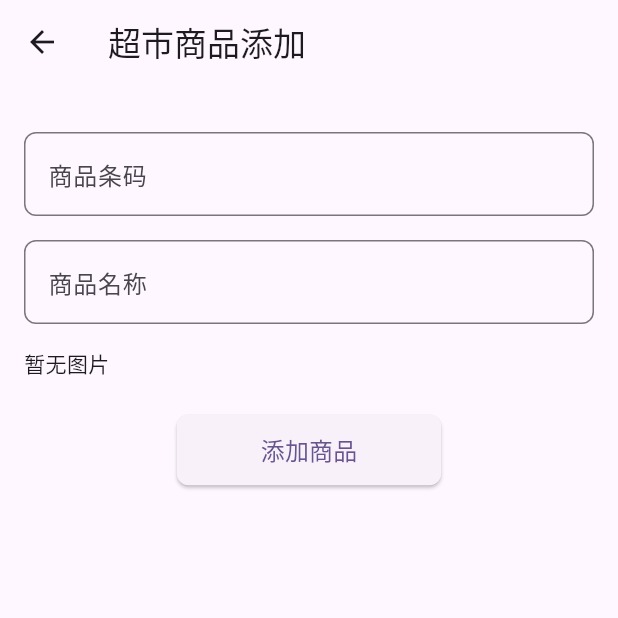
After one commit to oooldwei/app, a Flutter app: the HypermarketProductAddPage screen opened by its route, on a phone screen of 412 x 824 dp, the top half of it. The commit adds this screen. Run offline on Flutter 3.47's test engine with Material 3 defaults, Android fonts, the phone set to English and light mode, and no system bars; our stand-ins replace audioplayers, cookie_jar, dio, dio_cookie_manager, get, hive and 1 more; accounts and stored records are empty; network calls fail; statements that could not run were skipped; key blocks and very long unbroken strings in the code were emptied for the run.

Commit message:
优化页面

```diff
--- a/lib/api/bilibili.dart
+++ b/lib/api/bilibili.dart
@@ -2,7 +2,6 @@ import 'package:app/api/model/player_playurl.dart';
 import 'package:app/api/model/response.dart';
 import 'package:app/api/model/web_interface.dart';
 import 'package:app/core/http/request.dart';
-import 'package:app/core/util/logger.dart';
 
 class BilibiliApi {
   /// 查询bvid信息
--- a/lib/api/zhyx/product.dart
+++ b/lib/api/zhyx/product.dart
@@ -13,7 +13,7 @@ class ProductApi {
       queryParameters: params,
       data: data,
     );
-    return ServerResponse<dynamic>.fromJsonWithoutData(response);
+    return ServerResponse<dynamic>.fromJson(response);
   }
 
   static Future<ServerResponse<DataPage<Product>>> getProductList(
@@ -25,6 +25,7 @@ class ProductApi {
     );
     logger.i("坎坎坷坷: ${response.toString()}");
     return ServerResponse<DataPage<Product>>.fromJson(response,
-        (data) => DataPage.fromJson(data, (item) => Product.fromJson(item)));
+        fromJsonT: (data) =>
+            DataPage.fromJson(data, (item) => Product.fromJson(item)));
   }
 }
--- a/lib/core/http/config.dart
+++ b/lib/core/http/config.dart
@@ -1,7 +1,8 @@
 class HttpConfig {
   // static const serverApiUrl = 'https://api.bilibili.com';
-  // static const serverApiUrl = 'http://192.168.2.42:8888';
-  static const serverApiUrl = 'https://xtrack.cc';
+  static const serverApiUrl = 'http://192.168.2.42:8888';
+
+  // static const serverApiUrl = 'https://xtrack.cc';
 
   // static const serverApiUrl = 'http://172.20.10.3:8888';
   // static const serverApiUrl = 'http://192.168.1.19:8888';
--- a/lib/core/router/pages.dart
+++ b/lib/core/router/pages.dart
@@ -14,11 +14,12 @@ import 'package:app/view/system/profile/binding.dart';
 import 'package:app/view/system/profile/view.dart';
 import 'package:app/view/zhyx/hypermarket/binding.dart';
 import 'package:app/view/zhyx/hypermarket/view.dart';
-import 'package:app/view/zhyx/hypermarket/widget/add.dart';
-import 'package:app/view/zhyx/hypermarket/widget/detail.dart';
+import 'package:app/view/zhyx/hypermarket/widget/hypermarket_add.dart';
+import 'package:app/view/zhyx/hypermarket/widget/product_add.dart';
+import 'package:app/view/zhyx/hypermarket/widget/product_list.dart';
 import 'package:app/view/zhyx/product/binding.dart';
 import 'package:app/view/zhyx/product/view.dart';
-import 'package:app/view/zhyx/product/widget/add.dart';
+import 'package:app/view/zhyx/product/widget/product_add.dart';
 import 'package:flutter/material.dart';
 import 'package:get/get.dart';
 
@@ -77,8 +78,13 @@ class AppPages {
       binding: HypermarketBinding(),
     ),
     GetPage(
+      name: AppRoutes.hypermarketProductAdd,
+      page: () => const HypermarketProductAddPage(),
+      binding: HypermarketBinding(),
+    ),
+    GetPage(
       name: AppRoutes.hypermarketDetail,
-      page: () => const HypermarketDetailPage(),
+      page: () => const HypermarketProductListPage(),
       binding: HypermarketBinding(),
     ),
   ];
--- a/lib/core/router/routes.dart
+++ b/lib/core/router/routes.dart
@@ -14,5 +14,6 @@ class AppRoutes {
   static const productAdd = '/zhyx/product/add';
   static const hypermarket = '/zhyx/hypermarket';
   static const hypermarketAdd = '/zhyx/hypermarket/add';
+  static const hypermarketProductAdd = '/zhyx/hypermarket/product/add';
   static const hypermarketDetail = '/zhyx/hypermarket/detail';
 }
--- a/lib/view/login/controller.dart
+++ b/lib/view/login/controller.dart
@@ -1,5 +1,5 @@
 import 'package:app/api/base.dart';
-import 'package:app/api/model/base.dart';
+import 'package:app/api/model/system/login.dart';
 import 'package:app/core/router/routes.dart';
 import 'package:app/core/store/model/auth.dart';
 import 'package:app/core/store/store.dart';
--- a/lib/view/zhyx/hypermarket/state.dart
+++ b/lib/view/zhyx/hypermarket/state.dart
@@ -7,4 +7,6 @@ class HypermarketState {
       Rx<List<Hypermarket>>(List.empty(growable: true));
 
   Rx<List<Product>> productList = Rx<List<Product>>(List.empty(growable: true));
+  Rx<String> barcode = "".obs;
+  Rx<Product> product = Rx<Product>(Product());
 }
--- /dev/null
+++ b/lib/view/zhyx/hypermarket/widget/product_add.dart
@@ -0,0 +1,140 @@
+import 'package:app/view/zhyx/hypermarket/controller.dart';
+import 'package:flutter/material.dart';
+import 'package:get/get.dart';
+
+class HypermarketProductAddPage extends GetView<HypermarketController> {
+  const HypermarketProductAddPage({super.key});
+
+  @override
+  Widget build(BuildContext context) {
+    return Obx(() => GestureDetector(
+          onTap: () => FocusScope.of(context).unfocus(),
+          child: Scaffold(
+            appBar: AppBar(
+              title: const Text('超市商品添加'),
+            ),
+            body: Padding(
+              padding: const EdgeInsets.all(16.0),
+              child: SingleChildScrollView(
+                child: Form(
+                  key: controller.productAddFormKey,
+                  child: Column(
+                    crossAxisAlignment: CrossAxisAlignment.start,
+                    children: [
+                      // 这里的controller不能实时刷新了
+                      const SizedBox(height: 16.0),
+                      _buildTextFormField(
+                        controller: controller.barcodeController,
+                        labelText: '商品条码',
+                        validator: (value) {
+                          if (value == null || value.isEmpty) {
+                            return '请输入商品条码';
+                          }
+                          return null;
+                        },
+                      ),
+                      const SizedBox(height: 16.0),
+                      _buildTextFormField(
+                        controller: controller.nameController,
+                        labelText: '商品名称',
+                        validator: (value) {
+                          if (value == null || value.isEmpty) {
+                            return '请输入商品名称';
+                          }
+                          return null;
+                        },
+                      ),
+                      const SizedBox(height: 16.0),
+                      controller.state.product.value.image == null ||
+                              controller.state.product.value.image == ""
+                          ? Text("暂无图片")
+                          : Center(
+                              child: Image.network(
+                                controller.state.product.value.image!,
+                                width: 180,
+                                height: 180,
+                                fit: BoxFit.cover,
+                              ),
+                            ),
+                      // const SizedBox(height: 16.0),
+                      // _buildTextFormField(
+                      //   controller: controller.placeOriginController,
+                      //   labelText: '产地',
+                      //   validator: (value) {
+                      //     if (value == null || value.isEmpty) {
+                      //       return '请输入商品产地';
+                      //     }
+                      //     return null;
+                      //   },
+                      // ),
+                      // const SizedBox(height: 16.0),
+                      // _buildTextFormField(
+                      //   controller: controller.normController,
+                      //   labelText: '规格',
+                      //   validator: (value) {
+                      //     if (value == null || value.isEmpty) {
+                      //       return '请输入商品规格';
+                      //     }
+                      //     return null;
+                      //   },
+                      // ),
+                      // const SizedBox(height: 16.0),
+                      // _buildTextFormField(
+                      //   controller: controller.unitController,
+                      //   labelText: '计价单位',
+                      //   validator: (value) {
+                      //     if (value == null || value.isEmpty) {
+                      //       return '请输入商品计价单位';
+                      //     }
+                      //     return null;
+                      //   },
+                      // ),
+                      const SizedBox(height: 24.0),
+                      Center(
+                        child: ElevatedButton(
+                          onPressed: () {
+                            // 调用controller的方法添加产品
+                            controller.addProduct();
+                            Get.back();
+                            // 判断是否为空
+                            // if (controller.formKey.currentState!.validate()) {}
+                          },
+                          style: ElevatedButton.styleFrom(
+                            shape: RoundedRectangleBorder(
+                              borderRadius: BorderRadius.circular(8.0),
+                            ),
+                          ),
+                          child: const Padding(
+                            padding: EdgeInsets.symmetric(
+                                horizontal: 32.0, vertical: 12.0),
+                            child:
+                                Text('添加商品', style: TextStyle(fontSize: 16.0)),
+                          ),
+                        ),
+                      ),
+                    ],
+                  ),
+                ),
+              ),
+            ),
+          ),
+        ));
+  }
+
+  Widget _buildTextFormField({
+    required TextEditingController controller,
+    required String labelText,
+    String? Function(String?)? validator,
+  }) {
+    return TextFormField(
+      controller: controller,
+      decoration: InputDecoration(
+        labelText: labelText,
+        border: OutlineInputBorder(
+          borderRadius: BorderRadius.circular(8.0),
+        ),
+      ),
+      validator: validator,
+    );
+  }
+}
--- a/lib/view/zhyx/hypermarket/widget/detail.dart
+++ b/lib/view/zhyx/hypermarket/widget/product_list.dart
@@ -3,8 +3,8 @@ import 'package:app/view/zhyx/hypermarket/controller.dart';
 import 'package:flutter/material.dart';
 import 'package:get/get.dart';
 
-class HypermarketDetailPage extends GetView<HypermarketController> {
-  const HypermarketDetailPage({super.key});
+class HypermarketProductListPage extends GetView<HypermarketController> {
+  const HypermarketProductListPage({super.key});
 
   @override
   Widget build(BuildContext context) {
@@ -19,7 +19,7 @@ class HypermarketDetailPage extends GetView<HypermarketController> {
             icon: const Icon(Icons.add),
             onPressed: () {
               // 跳转到新增商品页面，假设路由名为'/product/add'
-              Get.toNamed(AppRoutes.productAdd);
+              Get.toNamed(AppRoutes.hypermarketProductAdd);
             },
           ),
         ],
--- a/lib/view/zhyx/product/widget/add.dart
+++ b/lib/view/zhyx/product/widget/product_add.dart
@@ -21,6 +21,7 @@ class ProductAddPage extends GetView<ProductAddController> {
               child: Column(
                 crossAxisAlignment: CrossAxisAlignment.start,
                 children: [
+                  const SizedBox(height: 16.0),
                   _buildTextFormField(
                     controller: controller.nameController,
                     labelText: '商品名称',
```
Also changed, not shown: lib/api/base.dart (+6 -6 lines), lib/api/model/response.dart (+5 -12 lines), lib/api/system/user.dart (+4 -3 lines), lib/api/zhyx/hypermarket.dart (+10 -10 lines), lib/view/zhyx/hypermarket/controller.dart (+91 -7 lines), lib/view/zhyx/hypermarket/model/gs1.dart (added, +142 -0 lines), lib/api/model/system/login.dart (renamed from lib/api/model/base.dart), lib/view/zhyx/hypermarket/widget/hypermarket_add.dart (renamed from lib/view/zhyx/hypermarket/widget/add.dart).
